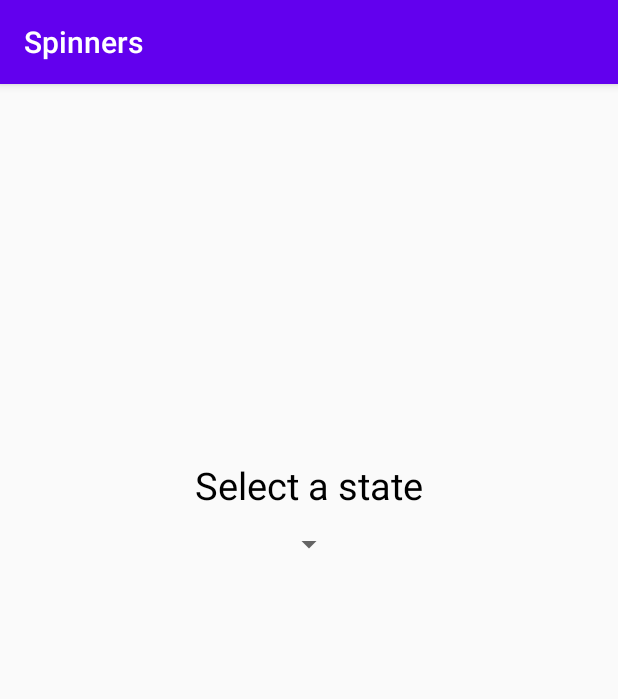
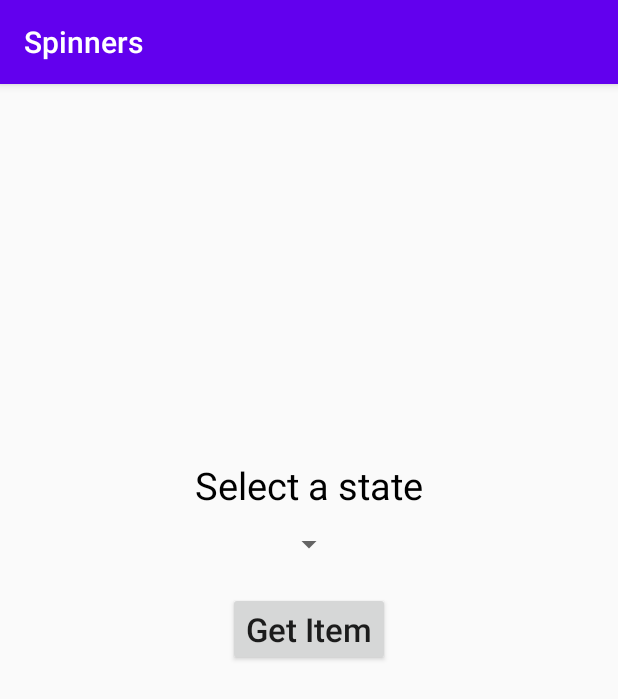
Before and after one commit to IJ-Apps/Spinners, an Android app: the screen it shows after launch (MainActivity), on a phone screen of 412 x 824 dp. Shown: the top 699 px of the screen. Run offline under Robolectric (Android 15) with nearby library versions, the phone set to English and light mode, and no system bars; 2 statements that could not run were skipped.

Commit message:
Check out the IJ Apps YouTube Channel for tutorials! https://youtu.be/NJ6tywOAPDk

```diff
--- a/app/src/main/java/app/ij/spinners/MainActivity.java
+++ b/app/src/main/java/app/ij/spinners/MainActivity.java
@@ -18,43 +18,25 @@ import java.util.Arrays;
 import java.util.List;
 
 public class MainActivity extends AppCompatActivity {
-
+    //TUTORIAL: https://youtu.be/NJ6tywOAPDk
     @Override
     protected void onCreate(Bundle savedInstanceState) {
         super.onCreate(savedInstanceState);
         setContentView(R.layout.activity_main);
 
+        //Elements to display
         final List<String> states = Arrays.asList("TX", "CA", "WA", "NY", "NJ");
-
+        // Our spinner object
         final Spinner spinner = findViewById(R.id.spinner);
 
+        //An ArrayAdapter that creates a View for every element in our drop-down
+        //  We are using custom layouts: https://youtu.be/N8GfosWTt44
         ArrayAdapter adapter = new ArrayAdapter(getApplicationContext(), R.layout.my_selected_item, states);
         adapter.setDropDownViewResource(R.layout.my_dropdown_item);
 
         spinner.setAdapter(adapter);
 
-
-
-
-
-
-
-
-
-
-
-
-
-
-
-
-
-
-
-
-
-
-
+        // Make a Toast whenever the user selects something from the Spinner
         spinner.setOnItemSelectedListener(new AdapterView.OnItemSelectedListener() {
             @Override
             public void onItemSelected(AdapterView<?> adapterView, View view, int i, long l) {
@@ -64,34 +46,18 @@ public class MainActivity extends AppCompatActivity {
 
             @Override
             public void onNothingSelected(AdapterView<?> adapterView) {
-
             }
         });
 
 
-
-
-
-
-
-
-
-
-
-
-
-
-
-
-     /*   Button getText = findViewById(R.id.getText);
+        // Button that displays currently selected item when clicked
+        Button getText = findViewById(R.id.getText);
         getText.setOnClickListener(new View.OnClickListener() {
             @Override
             public void onClick(View view) {
                 String state = spinner.getSelectedItem().toString();
                 Toast.makeText(getApplicationContext(), state, Toast.LENGTH_SHORT).show();
             }
-        });*/
-
-
+        });
     }
 }
--- a/app/src/main/res/layout/activity_main.xml
+++ b/app/src/main/res/layout/activity_main.xml
@@ -24,7 +24,7 @@
         android:id="@+id/spinner"
         />
 
-    <!--<Button
+    <Button
         android:layout_width="wrap_content"
         android:layout_height="wrap_content"
         android:layout_below="@+id/spinner"
@@ -34,6 +34,6 @@
         android:id="@+id/getText"
         android:textAllCaps="false"
         android:textSize="22sp"
-        />-->
+        />
 
 </RelativeLayout>
```
